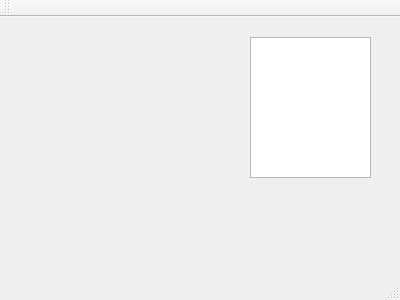
Old version of the form BambooTracker/gui/mainwindow.ui in the repository BambooTracker/BambooTracker.
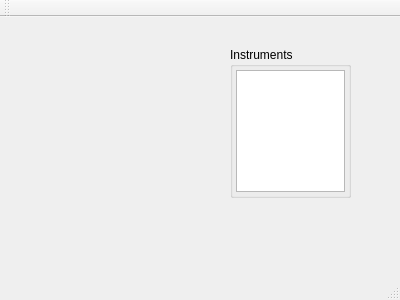
New version of the form.

What changed in the file:
```diff
--- a/BambooTracker/gui/mainwindow.ui
+++ b/BambooTracker/gui/mainwindow.ui
@@ -14,15 +14,38 @@
    <string>MainWindow</string>
   </property>
   <widget class="QWidget" name="centralWidget">
-   <widget class="QListWidget" name="instrumentListWidget">
+   <widget class="QGroupBox" name="instrumentListGroupBox">
     <property name="geometry">
      <rect>
-      <x>250</x>
-      <y>20</y>
+      <x>230</x>
+      <y>30</y>
       <width>121</width>
-      <height>141</height>
+      <height>151</height>
      </rect>
     </property>
+    <property name="title">
+     <string>Instruments</string>
+    </property>
+    <layout class="QGridLayout" name="gridLayout">
+     <property name="leftMargin">
+      <number>3</number>
+     </property>
+     <property name="topMargin">
+      <number>3</number>
+     </property>
+     <property name="rightMargin">
+      <number>3</number>
+     </property>
+     <property name="bottomMargin">
+      <number>3</number>
+     </property>
+     <property name="horizontalSpacing">
+      <number>6</number>
+     </property>
+     <item row="0" column="0">
+      <widget class="QListWidget" name="instrumentListWidget"/>
+     </item>
+    </layout>
    </widget>
   </widget>
   <widget class="QMenuBar" name="menuBar">
```
